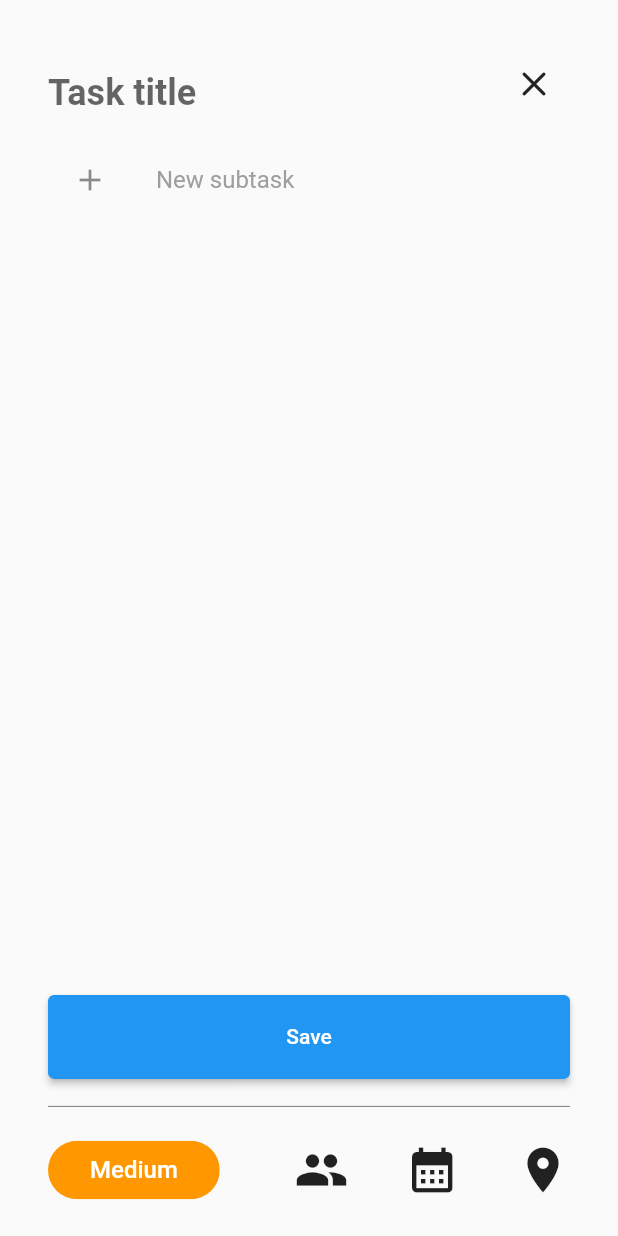
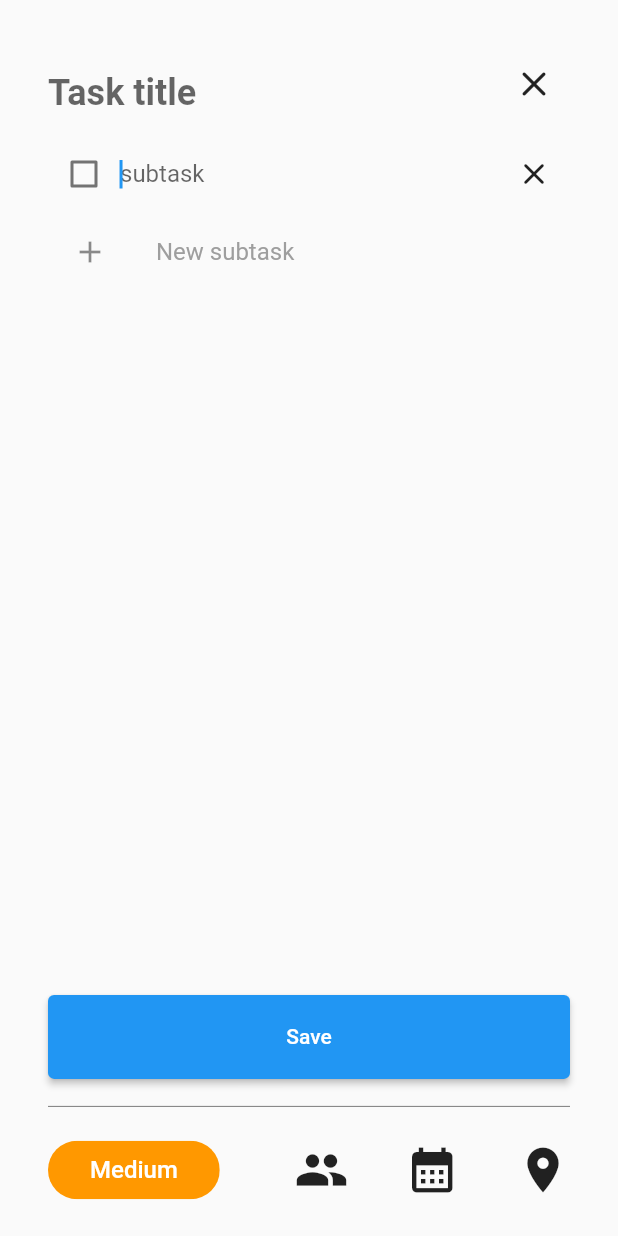
Before and after one commit to jestsee/todo-list-flutter, a Flutter app: the TaskDialog screen opened directly, after a tap on "Save", on a phone screen of 412 x 824 dp. Run offline on Flutter 3.47's test engine with Material 2 defaults, Android fonts, the phone set to English and light mode, and no system bars; our stand-ins replace flutter_dotenv, flutter_hooks, freezed_annotation, hooks_riverpod, reactive_forms, string_validator and 1 more; accounts and stored records are empty; network calls fail.

Commit message:
feat: update task functionality

```diff
--- a/lib/controllers/base_subtask_controller.dart
+++ b/lib/controllers/base_subtask_controller.dart
@@ -7,10 +7,11 @@ import 'package:todo_list/model/subtask_with_controller.dart';
 
 class BaseSubtaskController extends StateNotifier<List<SubtaskWithController>> {
   final Ref ref;
-  final List<Subtask>? subtasks;
+  final List<Subtask> subtasks;
   bool? checked = false;
-  BaseSubtaskController(this.ref, {this.checked, this.subtasks}) : super([]) {
-    if (subtasks != null) set(subtasks!);
+  BaseSubtaskController(this.ref, {this.checked, required this.subtasks})
+      : super([]) {
+    if (subtasks.isNotEmpty) set(subtasks);
   }
 
   @override
--- a/lib/controllers/subtask_list_controller.dart
+++ b/lib/controllers/subtask_list_controller.dart
@@ -3,8 +3,10 @@ import 'package:todo_list/model/subtask.dart';
 import 'package:todo_list/provider.dart';
 
 class UncheckedSubtaskController extends BaseSubtaskController {
-  UncheckedSubtaskController(super.ref, {List<Subtask>? subtasks})
-      : super(subtasks: subtasks);
+  UncheckedSubtaskController(super.ref, {required List<Subtask> subtasks})
+      : super(subtasks: subtasks) {
+    if (subtasks.isEmpty) add(-1);
+  }
 
   @override
   void editCheck(int idx) {
@@ -17,7 +19,7 @@ class UncheckedSubtaskController extends BaseSubtaskController {
 }
 
 class CheckedSubtaskController extends BaseSubtaskController {
-  CheckedSubtaskController(super.ref, {List<Subtask>? subtasks})
+  CheckedSubtaskController(super.ref, {required List<Subtask> subtasks})
       : super(checked: true, subtasks: subtasks);
 
   @override
--- a/lib/controllers/task_list_controller.dart
+++ b/lib/controllers/task_list_controller.dart
@@ -11,7 +11,7 @@ class TaskListController extends StateNotifier<AsyncValue<List<Task>>> {
   final String? _userId;
 
   TaskListController(this._ref, this._userId) : super(const AsyncLoading()) {
-    fetchTasks();
+    if (_userId != null) fetchTasks();
   }
 
   Future<void> fetchTasks({String? title, int? count}) async {
@@ -40,13 +40,27 @@ class TaskListController extends StateNotifier<AsyncValue<List<Task>>> {
           subtasks: subtasks,
           deadline: deadline,
           createdBy: _userId!);
-      final taskId = await _ref
-          .read(taskRepositoryProvider)
-          .addTask(userId: _userId!, task: task);
+      final taskId =
+          await _ref.read(taskRepositoryProvider).addTask(task: task);
       state = AsyncData(tempTasks!..add(task.copyWith(id: taskId)));
     } on Exception catch (e, st) {
       log(e.toString());
       state = AsyncError(e, st);
     }
   }
+
+  Future<void> updateTask({required Task updatedTask}) async {
+    try {
+      final tempTasks = state.value;
+      state = const AsyncLoading();
+      await _ref.read(taskRepositoryProvider).updateTask(task: updatedTask);
+      state = AsyncData([
+        for (final task in tempTasks!)
+          task.id == updatedTask.id ? updatedTask : task
+      ]);
+    } on Exception catch (e, st) {
+      log(e.toString());
+      state = AsyncError(e, st);
+    }
+  }
 }
--- a/lib/provider.dart
+++ b/lib/provider.dart
@@ -37,9 +37,9 @@ final taskListControllerProvider =
 });
 
 // subtask
-final currentSubtasksProvider = r.Provider<List<Subtask>?>((ref) => null);
+final currentSubtasksProvider = r.Provider<List<Subtask>>((ref) => <Subtask>[]);
 
-final subtaskListProvider = r.Provider.autoDispose<List<Subtask>?>((ref) {
+final subtaskListProvider = r.Provider.autoDispose<List<Subtask>>((ref) {
   final check = ref.watch(checkedListControllerProvider);
   final uncheck = ref.watch(uncheckedListControllerProvider);
   final sub = [
@@ -57,7 +57,7 @@ final uncheckedListControllerProvider = r.StateNotifierProvider.autoDispose<
   final current = ref.watch(currentSubtasksProvider);
 
   return UncheckedSubtaskController(ref,
-      subtasks: current?.where((item) => !item.checked).toList());
+      subtasks: current.where((item) => !item.checked).toList());
 }, dependencies: [currentSubtasksProvider]);
 
 final checkedListControllerProvider = r.StateNotifierProvider.autoDispose<
@@ -65,5 +65,5 @@ final checkedListControllerProvider = r.StateNotifierProvider.autoDispose<
   final current = ref.watch(currentSubtasksProvider);
 
   return CheckedSubtaskController(ref,
-      subtasks: current?.where((item) => item.checked).toList());
+      subtasks: current.where((item) => item.checked).toList());
 }, dependencies: [currentSubtasksProvider]);
--- a/lib/repositories/task/task_repository.dart
+++ b/lib/repositories/task/task_repository.dart
@@ -37,14 +37,13 @@ class TaskRepository {
             .select('*, group(*)')
             .eq('created_by', userId);
       }
-      log('hahh $tasks');
       return List.from(tasks.map((item) => Task.fromJson(item)));
     } catch (e) {
       throw CustomException(message: e.toString());
     }
   }
 
-  Future<String> addTask({required String userId, required Task task}) async {
+  Future<String> addTask({required Task task}) async {
     try {
       final createdTask =
           await supabase.from('task').insert(task.toCleaned()).select('id');
@@ -55,4 +54,16 @@ class TaskRepository {
       throw CustomException(message: e.toString());
     }
   }
+
+  Future<void> updateTask({required Task task}) async {
+    try {
+      await supabase.from('task').update({
+        'title': task.title,
+        'subtask': task.subtasks,
+        'deadline': task.deadline
+      }).match({'id': task.id});
+    } on Exception catch (e) {
+      throw CustomException(message: e.toString());
+    }
+  }
 }
--- a/lib/ui/screens/task_dialog/task_dialog.dart
+++ b/lib/ui/screens/task_dialog/task_dialog.dart
@@ -13,6 +13,8 @@ class TaskDialog extends HookWidget {
   final Task? task;
   const TaskDialog({super.key, this.task});
 
+  bool get isUpdate => task?.id != null;
+
   @override
   Widget build(BuildContext context) {
     final titleController = useTextEditingController(text: task?.title);
@@ -23,7 +25,7 @@ class TaskDialog extends HookWidget {
         padding: const EdgeInsets.symmetric(horizontal: 32, vertical: 20),
         child: ProviderScope(
           overrides: [
-            currentSubtasksProvider.overrideWithValue(task?.subtasks)
+            currentSubtasksProvider.overrideWithValue(task?.subtasks ?? [])
           ],
           child: Column(
             mainAxisAlignment: MainAxisAlignment.spaceBetween,
@@ -70,13 +72,21 @@ class TaskDialog extends HookWidget {
                     loading: currentTasks.isLoading,
                     onPressed: () {
                       final subtasks = ref.read(subtaskListProvider);
-                      ref.read(taskListControllerProvider.notifier).addTask(
-                            title: titleController.text,
-                            deadline: date.value,
-                            subtasks: subtasks,
-                          );
+                      final taskAction =
+                          ref.read(taskListControllerProvider.notifier);
+                      isUpdate
+                          ? taskAction.updateTask(
+                              updatedTask: task!.copyWith(
+                                  title: titleController.text,
+                                  deadline: date.value,
+                                  subtasks: subtasks))
+                          : taskAction.addTask(
+                              title: titleController.text,
+                              deadline: date.value,
+                              subtasks: subtasks,
+                            );
                     },
-                    child: const Text('Save'),
+                    child: Text(isUpdate ? 'Update' : 'Save'),
                   );
                 },
               ),
```
